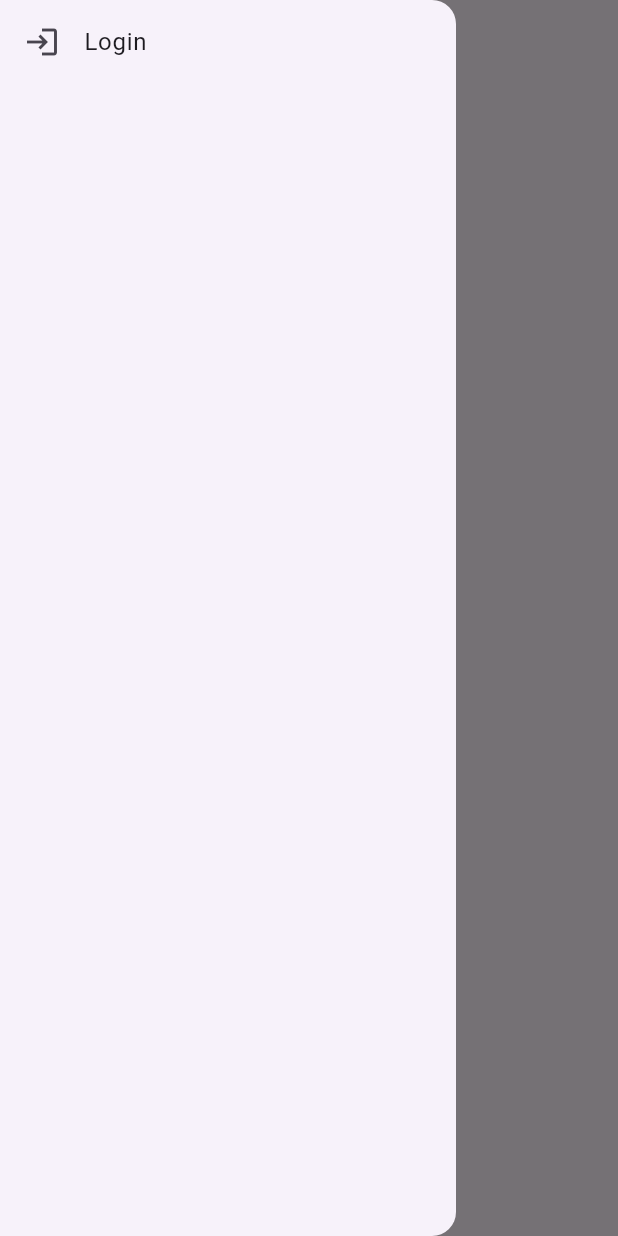
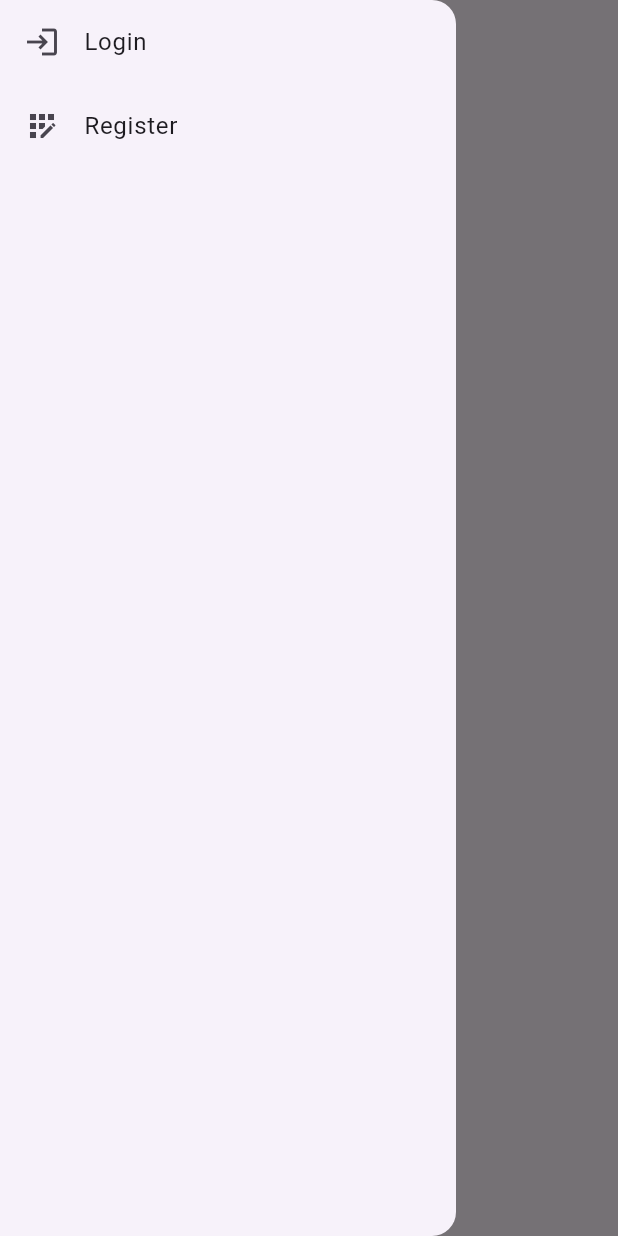
Before and after one commit to sowbaraniga26/flutter_big_shop, a Flutter app: the screen it shows after launch, with the side drawer open, on a phone screen of 412 x 824 dp. Run offline on Flutter 3.47's test engine with Material 3 defaults, Android fonts, the phone set to English and light mode, and no system bars; our stand-ins replace audioplayers, device_info_plus, dio, flutter_secure_storage; accounts and stored records are empty.

```diff
--- a/lib/main.dart
+++ b/lib/main.dart
@@ -2,6 +2,7 @@ import 'package:flutter/material.dart';
 import 'package:flutter_big_shop/screens/GenreScreen.dart';
 import 'package:flutter_big_shop/screens/HomeScreen.dart';
 import 'package:flutter_big_shop/screens/BrandScreen.dart';
+import 'package:flutter_big_shop/screens/song/RegisterScreen.dart';
 import 'package:flutter_big_shop/screens/song/SongScreen.dart';
 import 'package:flutter_big_shop/services/Auth.dart';
 import 'package:provider/provider.dart';
--- a/lib/screens/HomeScreen.dart
+++ b/lib/screens/HomeScreen.dart
@@ -1,4 +1,5 @@
 import 'package:flutter/material.dart';
+import 'package:flutter_big_shop/screens/song/RegisterScreen.dart';
 import 'package:flutter_secure_storage/flutter_secure_storage.dart';
 import 'package:provider/provider.dart';
 
@@ -70,18 +71,18 @@ class _HomeScreenState extends State<HomeScreen> {
                         );
                       },
                     ),
-                    // ListTile(
-                    //   title: Text('Register'),
-                    //   leading: Icon(Icons.app_registration),
-                    //   onTap: () {
-                    //     //Handle logout logic
-                    //     Navigator.pop(context);
-                    //     Navigator.push(
-                    //       context,
-                    //       MaterialPageRoute(builder: (context) => RegisterScreen(title: 'Register')),
-                    //     );
-                    //   },
-                    // ),
+                    ListTile(
+                      title: Text('Register'),
+                      leading: Icon(Icons.app_registration),
+                      onTap: () {
+                        //Handle logout logic
+                        Navigator.pop(context);
+                        Navigator.push(
+                          context,
+                          MaterialPageRoute(builder: (context) => RegisterScreen(title: 'Register')),
+                        );
+                      },
+                    ),
                   ]
               );
             }
--- a/lib/services/Auth.dart
+++ b/lib/services/Auth.dart
@@ -72,8 +72,8 @@ class Auth extends ChangeNotifier {
     try {
       print('Logout started');
 
-      Dio.Response response = await dio().get(
-        '/user/revoke',
+      Dio.Response response = await dio().post(
+        Constants.LOGOUT_ROUTE,
         options: Dio.Options(headers: {'Authorization': 'Bearer $token'}),
       );
 
@@ -85,6 +85,7 @@ class Auth extends ChangeNotifier {
       print('Logout ended');
     } catch (e) {
       print('Logout Error: $e');
+      print(Constants.LOGOUT_ROUTE);
     }
   }
 
--- a/lib/util/Constants.dart
+++ b/lib/util/Constants.dart
@@ -1,6 +1,6 @@
 class Constants{
 
-  static const String SERVER_DOMAIN= "http://192.168.0.110:8000";
+  static const String SERVER_DOMAIN= "http://192.168.0.101:8000";
 
   static const String BASE_URL = SERVER_DOMAIN + "/api";
 
@@ -17,7 +17,7 @@ class Constants{
 
   static const String LOGIN_ROUTE = "/login";
 
-  static const String LOGOUT_ROUTE ="/user/revoke";
+  static const String LOGOUT_ROUTE ="/logout";
 
   static const String USER_REGISTER_ROUTE ="/register";
 
```
